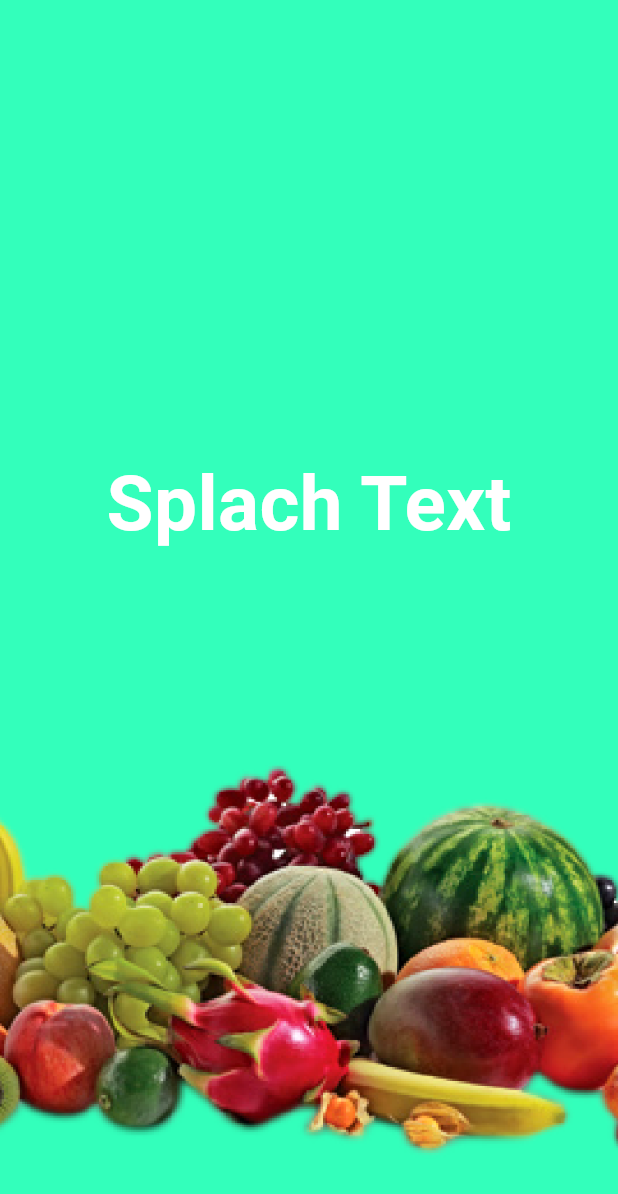
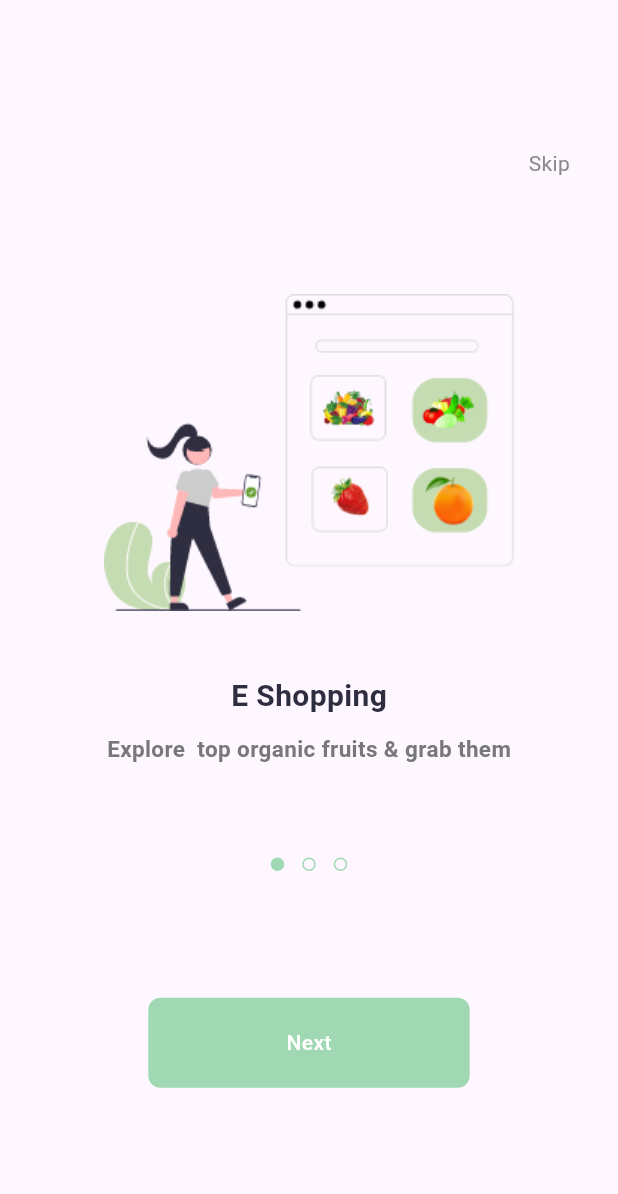
Before and after one commit to Abdallah1719/on_boarding, a Flutter app: the screen it shows after launch, on a phone screen of 412 x 824 dp. Shown: the top 1194 px of the screen. Run offline on Flutter 3.47's test engine with Material 3 defaults, Android fonts, the light colour scheme and no system bars; drawn by our look-alikes of dots_indicator; Roboto replaces fonts that are missing (Poppins).

Commit message:
add on boarding & complete on boarding

```diff
--- /dev/null
+++ b/lib/core/utils/size_config.dart
@@ -0,0 +1,19 @@
+import 'package:flutter/material.dart';
+
+class SizeConfig {
+  static double? screenWidth;
+  static double? screenHeight;
+  static double? defaultSize;
+  static Orientation? orientation;
+
+  void init(BuildContext context) {
+    screenWidth = MediaQuery.of(context).size.width;
+    screenHeight = MediaQuery.of(context).size.height;
+    orientation = MediaQuery.of(context).orientation;
+
+    defaultSize =
+        orientation == Orientation.landscape
+            ? screenHeight! * .024
+            : screenWidth! * .024;
+  }
+}
--- /dev/null
+++ b/lib/features/on_boarding/persentation/on_boarding_screen.dart
@@ -0,0 +1,109 @@
+import 'package:flutter/material.dart';
+import 'package:on_boarding/core/utils/size_config.dart';
+import 'package:on_boarding/features/on_boarding/persentation/widgets/custom_buttons.dart';
+import 'package:on_boarding/features/on_boarding/persentation/widgets/custom_indicator.dart';
+import 'package:on_boarding/features/on_boarding/persentation/widgets/custom_page_view.dart';
+import 'package:on_boarding/login.dart';
+
+class OnBoardingScreen extends StatelessWidget {
+  const OnBoardingScreen({super.key});
+
+  @override
+  Widget build(BuildContext context) {
+    return Scaffold(body: OnBoardingBody());
+  }
+}
+
+class OnBoardingBody extends StatefulWidget {
+  const OnBoardingBody({super.key});
+
+  @override
+  State<OnBoardingBody> createState() => _OnBoardingBodyState();
+}
+
+class _OnBoardingBodyState extends State<OnBoardingBody> {
+  PageController? pageController;
+
+  @override
+  void initState() {
+    pageController = PageController(initialPage: 0)..addListener(() {
+      setState(() {});
+    });
+    super.initState();
+  }
+
+  @override
+  Widget build(BuildContext context) {
+    return Stack(
+      children: [
+        CustomPageView(pageController: pageController),
+        Positioned(
+          left: 0,
+          right: 0,
+          bottom: SizeConfig.defaultSize! * 24,
+          child: CustomIndicator(
+            dotIndex: pageController!.hasClients ? pageController?.page : 0,
+          ),
+        ),
+        Visibility(
+          visible:
+              pageController!.hasClients
+                  ? (pageController?.page == 2 ? false : true)
+                  : true,
+          child: Positioned(
+            top: SizeConfig.defaultSize! * 10,
+            right: 32,
+            child: GestureDetector(
+              child: Text(
+                'Skip',
+                style: TextStyle(
+                  fontFamily: 'Poppins',
+                  fontSize: 14,
+                  color: const Color(0xff898989),
+                ),
+                textAlign: TextAlign.left,
+              ),
+              onTap: () {
+                if (pageController!.page! < 2) {
+                  pageController?.nextPage(
+                    duration: Duration(milliseconds: 500),
+                    curve: Curves.easeIn,
+                  );
+                } else {
+                  Navigator.pushReplacement(
+                    context,
+                    MaterialPageRoute(builder: (context) => Login()),
+                  );
+                }
+              },
+            ),
+          ),
+        ),
+        Positioned(
+          left: SizeConfig.defaultSize! * 10,
+          right: SizeConfig.defaultSize! * 10,
+          bottom: SizeConfig.defaultSize! * 10,
+          child: CustomGeneralButton(
+            onTap: () {
+              if (pageController!.page! < 2) {
+                pageController?.nextPage(
+                  duration: Duration(milliseconds: 500),
+                  curve: Curves.easeIn,
+                );
+              } else {
+                Navigator.pushReplacement(
+                  context,
+                  MaterialPageRoute(builder: (context) => Login()),
+                );
+              }
+            },
+            text:
+                pageController!.hasClients
+                    ? (pageController?.page == 2 ? 'Get started' : 'Next')
+                    : 'Next',
+          ),
+        ),
+      ],
+    );
+  }
+}
--- /dev/null
+++ b/lib/features/on_boarding/persentation/widgets/custom_buttons.dart
@@ -0,0 +1,81 @@
+import 'package:flutter/material.dart';
+import 'package:on_boarding/core/constants.dart';
+import 'package:on_boarding/core/utils/size_config.dart';
+import 'package:on_boarding/core/utils/space_widget.dart';
+
+class CustomGeneralButton extends StatelessWidget {
+  const CustomGeneralButton({super.key, this.text, this.onTap});
+  final String? text;
+  final VoidCallback? onTap;
+  @override
+  Widget build(BuildContext context) {
+    return GestureDetector(
+      onTap: onTap,
+      child: Container(
+        height: 60,
+        width: SizeConfig.screenWidth,
+        decoration: BoxDecoration(
+          color: kMainColor,
+          borderRadius: BorderRadius.circular(8),
+        ),
+        child: Center(
+          child: Text(
+            text!,
+            style: TextStyle(
+              fontSize: 14,
+              color: const Color(0xffffffff),
+              fontWeight: FontWeight.w500,
+            ),
+            textAlign: TextAlign.left,
+          ),
+        ),
+      ),
+    );
+  }
+}
+
+class CustomButtonWithIcon extends StatelessWidget {
+  const CustomButtonWithIcon({
+    super.key,
+    required this.text,
+    this.onTap,
+    this.iconData,
+    this.color,
+  });
+  final String text;
+  final IconData? iconData;
+  final VoidCallback? onTap;
+  final Color? color;
+  @override
+  Widget build(BuildContext context) {
+    return GestureDetector(
+      onTap: onTap,
+      child: Container(
+        height: 60,
+        width: SizeConfig.screenWidth,
+        decoration: BoxDecoration(
+          color: Colors.transparent,
+          borderRadius: BorderRadius.circular(8),
+          border: Border.all(color: Color(0xFF707070)),
+        ),
+        child: Row(
+          mainAxisAlignment: MainAxisAlignment.center,
+          children: [
+            Icon(iconData, color: color),
+            HorizintalSpace(2),
+            Text(
+              text,
+              style: TextStyle(
+                fontWeight: FontWeight.w600,
+                fontFamily: 'Poppins',
+                fontSize: 12,
+                color: const Color(0xff000000),
+              ),
+              textAlign: TextAlign.left,
+            ),
+          ],
+        ),
+      ),
+    );
+  }
+}
--- /dev/null
+++ b/lib/features/on_boarding/persentation/widgets/custom_indicator.dart
@@ -0,0 +1,23 @@
+import 'package:dots_indicator/dots_indicator.dart';
+import 'package:flutter/material.dart';
+import 'package:on_boarding/core/constants.dart';
+
+class CustomIndicator extends StatelessWidget {
+  const CustomIndicator({super.key, @required this.dotIndex});
+  final double? dotIndex;
+  @override
+  Widget build(BuildContext context) {
+    return DotsIndicator(
+      decorator: DotsDecorator(
+        color: Colors.transparent,
+        activeColor: kMainColor,
+        shape: RoundedRectangleBorder(
+          borderRadius: BorderRadius.circular(8),
+          side: BorderSide(color: kMainColor),
+        ),
+      ),
+      dotsCount: 3,
+      position: dotIndex!,
+    );
+  }
+}
--- /dev/null
+++ b/lib/features/on_boarding/persentation/widgets/custom_page_view.dart
@@ -0,0 +1,30 @@
+import 'package:flutter/material.dart';
+import 'package:on_boarding/features/on_boarding/persentation/widgets/page_view_item.dart';
+
+class CustomPageView extends StatelessWidget {
+  const CustomPageView({super.key, @required this.pageController});
+  final PageController? pageController;
+  @override
+  Widget build(BuildContext context) {
+    return PageView(
+      controller: pageController,
+      children: [
+        PageViewItem(
+          image: 'assets/images/on_boarding_images/onboarding1.png',
+          title: 'E Shopping',
+          subTitle: 'Explore  top organic fruits & grab them',
+        ),
+        PageViewItem(
+          image: 'assets/images/on_boarding_images/onboarding2.png',
+          title: 'Delivery on the way',
+          subTitle: 'Get your order by speed delivery',
+        ),
+        PageViewItem(
+          image: 'assets/images/on_boarding_images/onboarding3.png',
+          title: 'Delivery Arrived',
+          subTitle: 'Order is arrived at your Place',
+        ),
+      ],
+    );
+  }
+}
--- /dev/null
+++ b/lib/features/on_boarding/persentation/widgets/page_view_item.dart
@@ -0,0 +1,45 @@
+import 'package:flutter/cupertino.dart';
+import 'package:on_boarding/core/utils/size_config.dart';
+import 'package:on_boarding/core/utils/space_widget.dart';
+
+class PageViewItem extends StatelessWidget {
+  const PageViewItem({super.key, this.title, this.subTitle, this.image});
+
+  final String? title;
+  final String? subTitle;
+  final String? image;
+  @override
+  Widget build(BuildContext context) {
+    return Column(
+      children: [
+        const VerticalSpace(18),
+        SizedBox(
+          height: SizeConfig.defaultSize! * 25,
+          child: Image.asset(image!),
+        ),
+        const VerticalSpace(2.5),
+        Text(
+          title!,
+          style: TextStyle(
+            fontFamily: 'Poppins',
+            fontSize: 20,
+            color: const Color(0xff2f2e41),
+            fontWeight: FontWeight.w600,
+          ),
+          textAlign: TextAlign.left,
+        ),
+        const VerticalSpace(1),
+        Text(
+          subTitle!,
+          style: TextStyle(
+            fontWeight: FontWeight.bold,
+            fontFamily: 'Poppins',
+            fontSize: 15,
+            color: const Color(0xff78787c),
+          ),
+          textAlign: TextAlign.left,
+        ),
+      ],
+    );
+  }
+}
--- a/lib/features/splash_screen/persentation/splash_screen.dart
+++ b/lib/features/splash_screen/persentation/splash_screen.dart
@@ -1,14 +1,14 @@
 import 'package:flutter/material.dart';
+import 'package:on_boarding/core/constants.dart';
+import 'package:on_boarding/core/utils/size_config.dart';
+import 'package:on_boarding/features/on_boarding/persentation/on_boarding_screen.dart';
 
 class SplashScreen extends StatelessWidget {
   const SplashScreen({super.key});
 
   @override
   Widget build(BuildContext context) {
-    return Scaffold(
-      backgroundColor: Color(0xff33ffbb),
-      body: SplashScreenBody(),
-    );
+    return Scaffold(backgroundColor: kMainColor, body: SplashScreenBody());
   }
 }
 
@@ -37,6 +37,7 @@ class _SplashScreenBodyState extends State<SplashScreenBody>
     ).animate(animationController!);
 
     animationController?.repeat(reverse: true);
+    goToNextView();
   }
 
   @override
@@ -47,6 +48,7 @@ class _SplashScreenBodyState extends State<SplashScreenBody>
 
   @override
   Widget build(BuildContext context) {
+    SizeConfig().init(context);
     return Container(
       child: Column(
         mainAxisAlignment: MainAxisAlignment.center,
@@ -69,4 +71,13 @@ class _SplashScreenBodyState extends State<SplashScreenBody>
       ),
     );
   }
+
+  void goToNextView() {
+    Future.delayed(Duration(seconds: 3), () {
+      Navigator.pushReplacement(
+        context,
+        MaterialPageRoute(builder: (context) => OnBoardingScreen()),
+      );
+    });
+  }
 }
--- a/pubspec.yaml
+++ b/pubspec.yaml
@@ -34,6 +34,7 @@ dependencies:
   # The following adds the Cupertino Icons font to your application.
   # Use with the CupertinoIcons class for iOS style icons.
   cupertino_icons: ^1.0.8
+  dots_indicator: ^4.0.1
 
 dev_dependencies:
   flutter_test:
```
Also changed, not shown: lib/core/constants.dart (added, +10 -0 lines), lib/core/utils/space_widget.dart (added, +20 -0 lines), lib/login.dart (added, +10 -0 lines), pubspec.lock.
